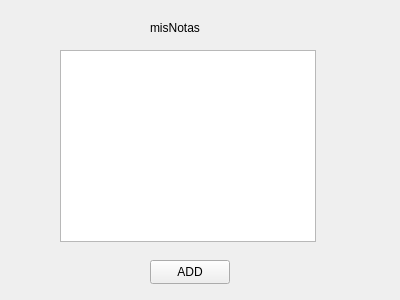
e1nfalt/misNotas, file misNotas/mainwindow.ui: the form before one commit.
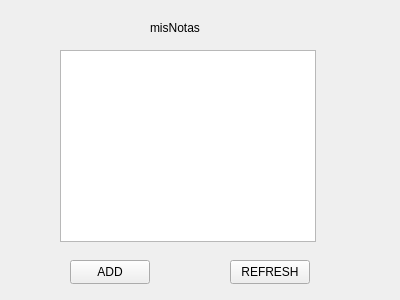
The form after the commit.

Patch:
```diff
--- a/misNotas/mainwindow.ui
+++ b/misNotas/mainwindow.ui
@@ -43,7 +43,7 @@
    <widget class="QPushButton" name="pushButton">
     <property name="geometry">
      <rect>
-      <x>150</x>
+      <x>70</x>
       <y>260</y>
       <width>80</width>
       <height>24</height>
@@ -53,6 +53,19 @@
      <string>ADD</string>
     </property>
    </widget>
+   <widget class="QPushButton" name="pushButton_2">
+    <property name="geometry">
+     <rect>
+      <x>230</x>
+      <y>260</y>
+      <width>80</width>
+      <height>24</height>
+     </rect>
+    </property>
+    <property name="text">
+     <string>REFRESH</string>
+    </property>
+   </widget>
   </widget>
  </widget>
  <layoutdefault spacing="6" margin="11"/>
```
